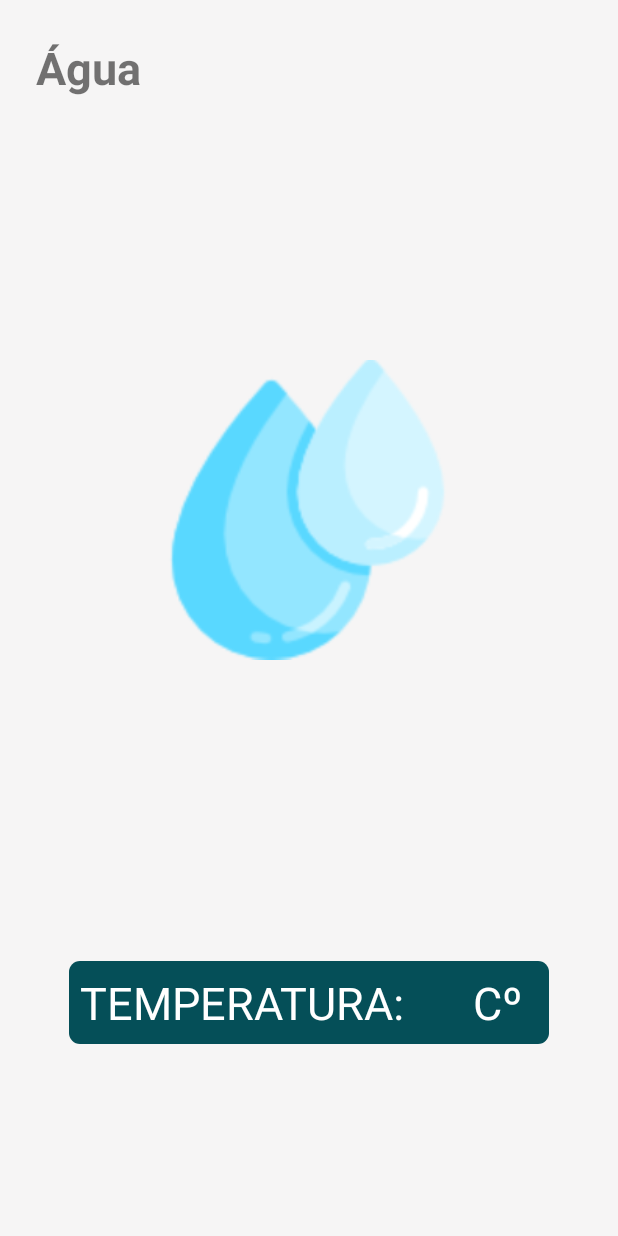
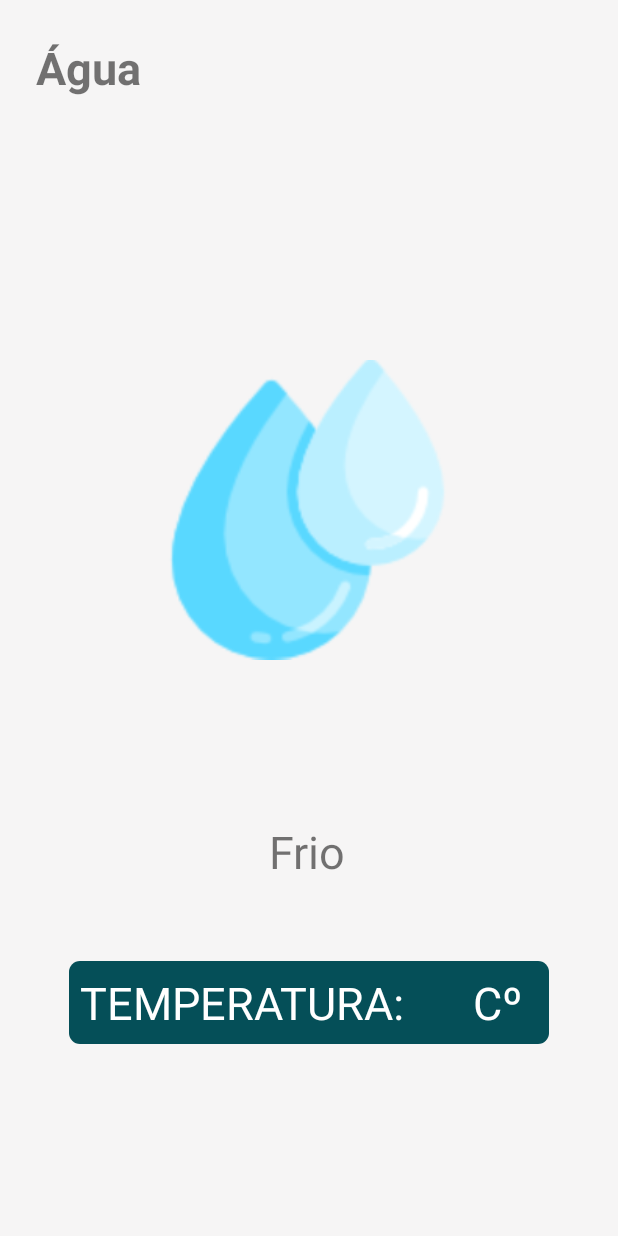
Before and after one commit to Aqua-Care/AquaCareApp, an Android app: the activity_agua screen opened directly, with no data from a screen before it, on a phone screen of 412 x 824 dp. Run offline under Robolectric (Android 15) with nearby library versions, the phone set to English and light mode, and no system bars; our stand-ins replace Firebase (no records; nobody signed in at launch, a user with empty details on screens opened directly); 2 statements that could not run were skipped.

Commit message:
Atualização 21/11/2022

```diff
--- a/app/src/main/java/com/example/aquacareapp/activity_agua.java
+++ b/app/src/main/java/com/example/aquacareapp/activity_agua.java
@@ -19,6 +19,9 @@ import com.google.firebase.database.ValueEventListener;
 public class activity_agua extends AppCompatActivity {
 
     private TextView tvTemperaturaAgua;
+    private TextView tvInfoAgua;
+
+    //private String temperatura;
 
     private DatabaseReference referencia;
 
@@ -33,6 +36,7 @@ public class activity_agua extends AppCompatActivity {
 
 
         tvTemperaturaAgua = findViewById(R.id.tvTemperaturaAgua);
+        tvInfoAgua = findViewById(R.id.tvInfoAgua);
 
 
         referencia = FirebaseDatabase.getInstance().getReference("Usuarios")
@@ -45,6 +49,18 @@ public class activity_agua extends AppCompatActivity {
                 String temperatura = dataSnapshot.child("Temperatura").getValue().toString();
 
                 tvTemperaturaAgua.setText(temperatura);
+
+                int tempBase = Integer.parseInt(temperatura);
+
+                if (tempBase<10){
+
+                    tvInfoAgua.setText("Frio");
+                }
+                if (tempBase>10){
+
+                    tvInfoAgua.setText("Quente");
+                }
+
             }
 
             @Override
@@ -53,6 +69,5 @@ public class activity_agua extends AppCompatActivity {
                 Toast.makeText(activity_agua.this, "Algo de errado aconteceu!", Toast.LENGTH_LONG).show();
             }
         });
-
     }
 }
--- a/app/src/main/res/layout/activity_agua.xml
+++ b/app/src/main/res/layout/activity_agua.xml
@@ -36,6 +36,7 @@
         app:srcCompat="@drawable/gotas__1_" />
 
     <LinearLayout
+        android:id="@+id/linearLayout2"
         android:layout_width="320dp"
         android:layout_height="wrap_content"
         android:background="@drawable/btluz"
@@ -74,4 +75,16 @@
             android:textColor="#FFFFFF"
             android:textSize="30sp" />
     </LinearLayout>
+
+    <TextView
+        android:id="@+id/tvInfoAgua"
+        android:layout_width="wrap_content"
+        android:layout_height="wrap_content"
+        android:textSize="30sp"
+        app:layout_constraintBottom_toBottomOf="parent"
+        app:layout_constraintEnd_toEndOf="parent"
+        app:layout_constraintHorizontal_bias="0.498"
+        app:layout_constraintStart_toStartOf="parent"
+        app:layout_constraintTop_toTopOf="parent"
+        app:layout_constraintVertical_bias="0.699" />
 </androidx.constraintlayout.widget.ConstraintLayout>
```
